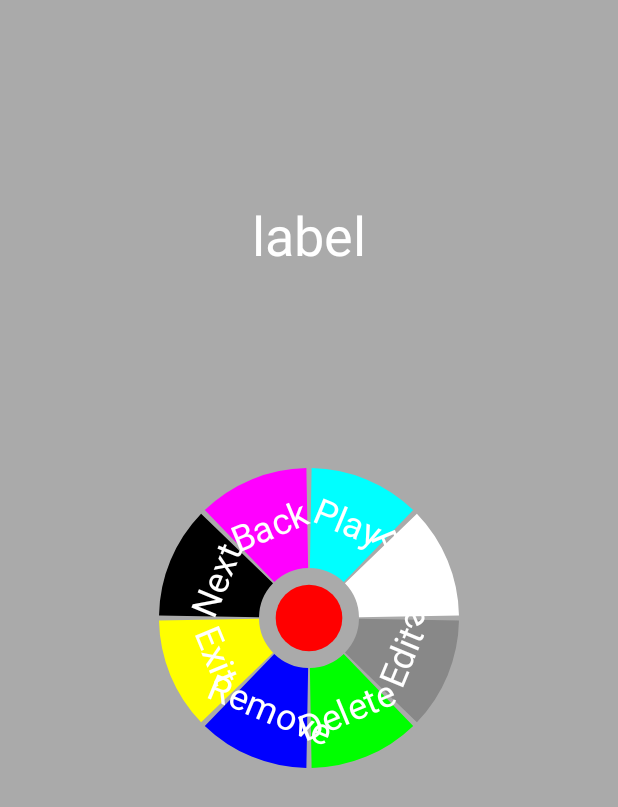
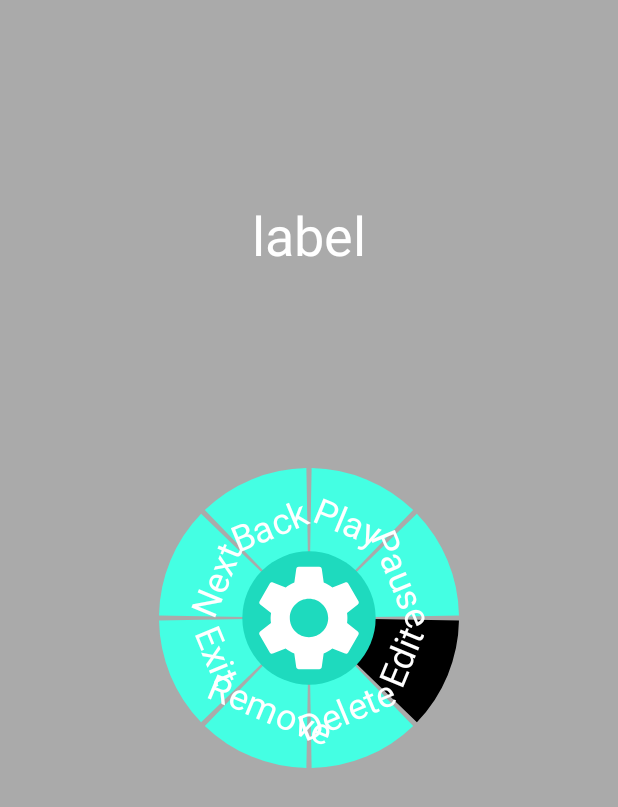
Before and after one commit to NORMss/CustomView, an Android app: the layout activity_main.xml on its own in the app's theme, with its tools: preview values and no code run, on a phone screen of 412 x 824 dp. Shown: the top 807 px of the screen. Run offline under Robolectric (Android 15) with nearby library versions, the phone set to English and light mode, and no system bars.

Commit message:
feature: added icon to menu
Closes #6

```diff
--- a/app/src/main/java/com/norm/mycustomview/TestView.kt
+++ b/app/src/main/java/com/norm/mycustomview/TestView.kt
@@ -1,6 +1,7 @@
 package com.norm.mycustomview
 
 import android.content.Context
+import android.graphics.Bitmap
 import android.graphics.Canvas
 import android.graphics.Color
 import android.graphics.Paint
@@ -9,6 +10,7 @@ import android.util.AttributeSet
 import android.util.Log
 import android.view.MotionEvent
 import android.view.View
+import androidx.core.content.ContextCompat
 import kotlin.math.atan2
 import kotlin.math.cos
 import kotlin.math.sin
@@ -21,8 +23,15 @@ class TestView(
     private val paintCWidth = 100f
     private val paintText = Paint()
     private val paint = Paint()
+    private val paintBm = Paint()
     private val paintC = Paint()
     private val startAngle = 0f
+
+    private var bm: Bitmap
+
+    private var mainColor1 = Color.BLUE
+    private var mainColor2 = Color.BLUE
+
     private val colors = listOf(
         Color.RED,
         Color.GREEN,
@@ -37,6 +46,19 @@ class TestView(
     private var buttonClicked = 0
 
     init {
+        val drawable = ContextCompat.getDrawable(context, R.drawable.baseline_settings_24)
+        bm = Bitmap.createBitmap(
+            128,
+            128,
+            Bitmap.Config.ARGB_8888
+        )
+        val canvas = Canvas(bm)
+        drawable?.setBounds(0, 0, 128, 128)
+        drawable?.draw(canvas)
+
+        mainColor1 = ContextCompat.getColor(context, R.color.main_menu_color_1)
+        mainColor2 = ContextCompat.getColor(context, R.color.main_menu_color_2)
+
         paintText.style = Paint.Style.FILL
         paintText.color = Color.WHITE
         paintText.textSize = 36f
@@ -59,8 +81,8 @@ class TestView(
         paintC.style = Paint.Style.STROKE
         for (i in colors.indices) {
             paintC.color = if (i == buttonClicked)
-                Color.GRAY
-            else colors[i]
+                Color.BLACK
+            else mainColor1
             canvas.drawArc(
                 centerX - radius,
                 centerY - radius,
@@ -74,14 +96,21 @@ class TestView(
         }
         paintC.style = Paint.Style.FILL
         //Setting the color of the central circle by pressing the button
-        paintC.color = colors[buttonClicked]
+        paintC.color = mainColor2
         canvas.drawCircle(
             centerX,
             centerY,
-            radius / 3f,
+            radius / 1.5f,
             paintC
         )
         drawMenuText(canvas)
+
+        canvas.drawBitmap(
+            bm,
+            centerX - bm.width / 2f,
+            centerY - bm.height / 2f,
+            paintBm
+        )
     }
 
     private fun drawMenuText(canvas: Canvas) {
--- /dev/null
+++ b/app/src/main/res/drawable/baseline_settings_24.xml
@@ -0,0 +1,5 @@
+<vector android:height="24dp" android:tint="#FFFFFF"
+    android:viewportHeight="24" android:viewportWidth="24"
+    android:width="24dp" xmlns:android="http://schemas.android.com/apk/res/android">
+    <path android:fillColor="@android:color/white" android:pathData="M19.14,12.94c0.04,-0.3 0.06,-0.61 0.06,-0.94c0,-0.32 -0.02,-0.64 -0.07,-0.94l2.03,-1.58c0.18,-0.14 0.23,-0.41 0.12,-0.61l-1.92,-3.32c-0.12,-0.22 -0.37,-0.29 -0.59,-0.22l-2.39,0.96c-0.5,-0.38 -1.03,-0.7 -1.62,-0.94L14.4,2.81c-0.04,-0.24 -0.24,-0.41 -0.48,-0.41h-3.84c-0.24,0 -0.43,0.17 -0.47,0.41L9.25,5.35C8.66,5.59 8.12,5.92 7.63,6.29L5.24,5.33c-0.22,-0.08 -0.47,0 -0.59,0.22L2.74,8.87C2.62,9.08 2.66,9.34 2.86,9.48l2.03,1.58C4.84,11.36 4.8,11.69 4.8,12s0.02,0.64 0.07,0.94l-2.03,1.58c-0.18,0.14 -0.23,0.41 -0.12,0.61l1.92,3.32c0.12,0.22 0.37,0.29 0.59,0.22l2.39,-0.96c0.5,0.38 1.03,0.7 1.62,0.94l0.36,2.54c0.05,0.24 0.24,0.41 0.48,0.41h3.84c0.24,0 0.44,-0.17 0.47,-0.41l0.36,-2.54c0.59,-0.24 1.13,-0.56 1.62,-0.94l2.39,0.96c0.22,0.08 0.47,0 0.59,-0.22l1.92,-3.32c0.12,-0.22 0.07,-0.47 -0.12,-0.61L19.14,12.94zM12,15.6c-1.98,0 -3.6,-1.62 -3.6,-3.6s1.62,-3.6 3.6,-3.6s3.6,1.62 3.6,3.6S13.98,15.6 12,15.6z"/>
+</vector>
--- a/app/src/main/res/values/colors.xml
+++ b/app/src/main/res/values/colors.xml
@@ -2,4 +2,6 @@
 <resources>
     <color name="black">#FF000000</color>
     <color name="white">#FFFFFFFF</color>
+    <color name="main_menu_color_1">#44FFE3</color>
+    <color name="main_menu_color_2">#1EDABE</color>
 </resources>
```
